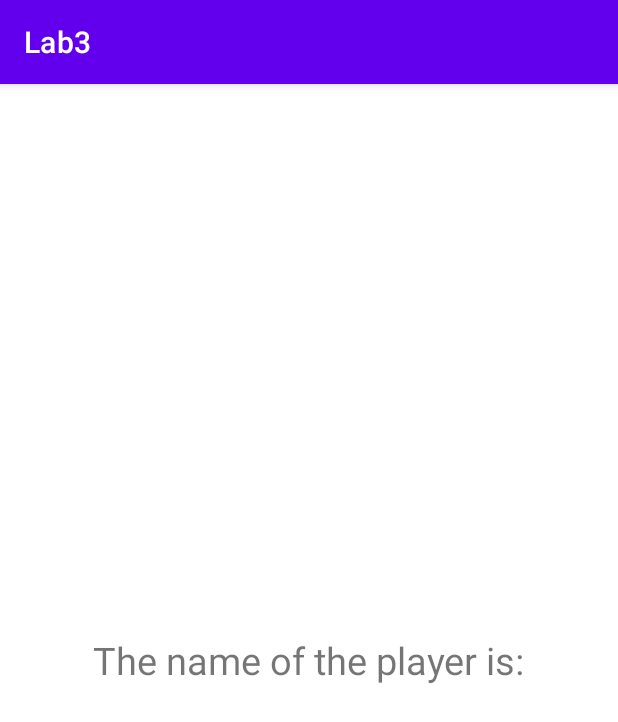
After one commit to bartisricsi/Project-Bartis_Richard_Laszlo_Android, an Android app: the ParanormalActivity screen opened directly, with no data from a screen before it, on a phone screen of 412 x 824 dp. The commit adds this screen. Shown: the top 722 px of the screen. Run offline under Robolectric (Android 15) with nearby library versions, the phone set to English and light mode, and no system bars; 1 statement that could not run was skipped.

Commit message:
completed lab4

```diff
--- a/app/src/main/AndroidManifest.xml
+++ b/app/src/main/AndroidManifest.xml
@@ -9,6 +9,7 @@
         android:roundIcon="@mipmap/ic_launcher_round"
         android:supportsRtl="true"
         android:theme="@style/Theme.Lab3">
+        <activity android:name=".ParanormalActivity"></activity>
         <activity android:name=".MainActivity">
             <intent-filter>
                 <action android:name="android.intent.action.MAIN" />
--- a/app/src/main/java/com/example/lab3/MainActivity.kt
+++ b/app/src/main/java/com/example/lab3/MainActivity.kt
@@ -1,11 +1,23 @@
 package com.example.lab3
 
+import android.content.Intent
 import androidx.appcompat.app.AppCompatActivity
 import android.os.Bundle
+import android.widget.Button
+import android.widget.EditText
 
 class MainActivity : AppCompatActivity() {
     override fun onCreate(savedInstanceState: Bundle?) {
         super.onCreate(savedInstanceState)
         setContentView(R.layout.activity_main)
+
+        val editText = findViewById<EditText>(R.id.editText)
+        val button = findViewById<Button>(R.id.addBtn)
+        button.setOnClickListener{
+            val intent = Intent(this, ParanormalActivity::class.java).apply {
+                putExtra("Data", editText.text.toString())
+            }
+            startActivity(intent)
+        }
     }
 }
--- /dev/null
+++ b/app/src/main/java/com/example/lab3/ParanormalActivity.kt
@@ -0,0 +1,17 @@
+package com.example.lab3
+
+import androidx.appcompat.app.AppCompatActivity
+import android.os.Bundle
+import android.widget.TextView
+
+class ParanormalActivity : AppCompatActivity() {
+    override fun onCreate(savedInstanceState: Bundle?) {
+        super.onCreate(savedInstanceState)
+        setContentView(R.layout.activity_paranormal)
+
+        val intentValue = intent.getStringExtra("Data")
+        findViewById<TextView>(R.id.b2).apply{
+            text = intentValue.toString()
+        }
+    }
+}
--- /dev/null
+++ b/app/src/main/res/layout/activity_paranormal.xml
@@ -0,0 +1,25 @@
+<?xml version="1.0" encoding="utf-8"?>
+<RelativeLayout xmlns:android="http://schemas.android.com/apk/res/android"
+    xmlns:app="http://schemas.android.com/apk/res-auto"
+    xmlns:tools="http://schemas.android.com/tools"
+    android:layout_width="match_parent"
+    android:layout_height="match_parent"
+    tools:context=".ParanormalActivity">
+
+    <TextView
+        android:id="@+id/b1"
+        android:layout_centerInParent="true"
+        android:layout_width="wrap_content"
+        android:layout_height="wrap_content"
+        android:text="The name of the player is:"
+        android:textSize="25dp" />
+
+    <TextView
+        android:id="@+id/b2"
+        android:layout_below="@+id/b1"
+        android:layout_centerInParent="true"
+        android:layout_width="wrap_content"
+        android:layout_height="wrap_content"
+        android:textSize="50dp"/>
+
+</RelativeLayout>
```
